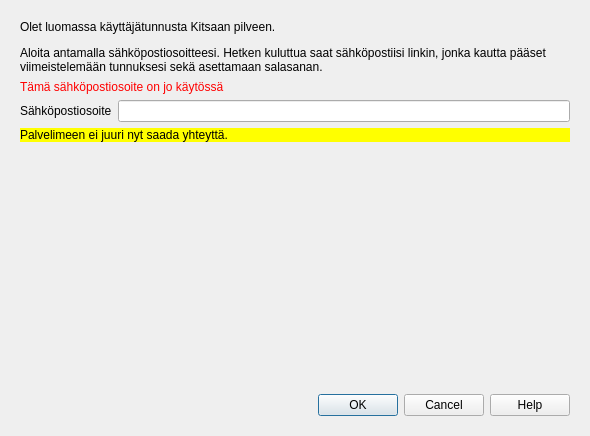
artoh/kitupiikki, file kitsas/aloitussivu/luotunnusdialogi.ui: the form before one commit.
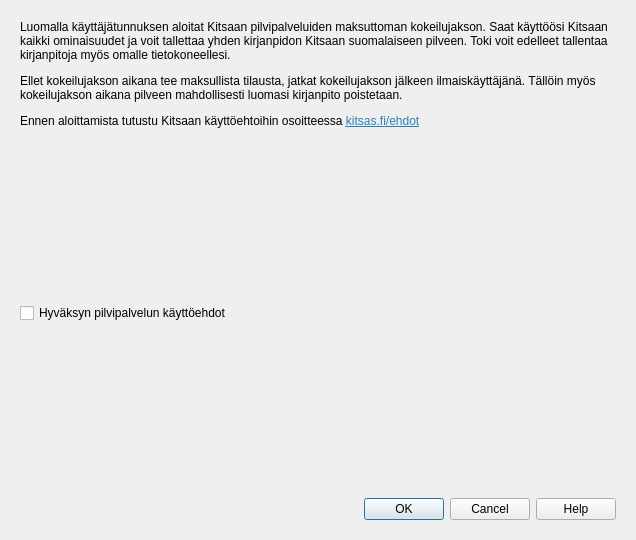
The form after the commit.

```diff
--- a/kitsas/aloitussivu/luotunnusdialogi.ui
+++ b/kitsas/aloitussivu/luotunnusdialogi.ui
@@ -6,8 +6,8 @@
    <rect>
     <x>0</x>
     <y>0</y>
-    <width>590</width>
-    <height>436</height>
+    <width>636</width>
+    <height>540</height>
    </rect>
   </property>
   <property name="windowTitle">
@@ -19,6 +19,63 @@
      <property name="currentIndex">
       <number>0</number>
      </property>
+     <widget class="QWidget" name="page_4">
+      <layout class="QVBoxLayout" name="verticalLayout_5">
+       <item>
+        <widget class="QLabel" name="label_4">
+         <property name="text">
+          <string>&lt;html&gt;&lt;head/&gt;&lt;body&gt;&lt;p&gt;Luomalla käyttäjätunnuksen aloitat Kitsaan pilvipalveluiden maksuttoman kokeilujakson. Saat käyttöösi Kitsaan kaikki ominaisuudet ja voit tallettaa yhden kirjanpidon Kitsaan suomalaiseen pilveen. Toki voit edelleet tallentaa kirjanpitoja myös omalle tietokoneellesi.&lt;/p&gt;&lt;p&gt;Ellet kokeilujakson aikana tee maksullista tilausta, jatkat kokeilujakson jälkeen ilmaiskäyttäjänä. Tällöin myös kokeilujakson aikana pilveen mahdollisesti luomasi kirjanpito poistetaan. &lt;/p&gt;&lt;p&gt;Ennen aloittamista tutustu Kitsaan käyttöehtoihin osoitteessa &lt;a href=&quot;https://kitsas.fi/ehdot&quot;&gt;&lt;span style=&quot; text-decoration: underline; color:#2980b9;&quot;&gt;kitsas.fi/ehdot&lt;/span&gt;&lt;/a&gt;&lt;/p&gt;&lt;/body&gt;&lt;/html&gt;</string>
+         </property>
+         <property name="wordWrap">
+          <bool>true</bool>
+         </property>
+         <property name="openExternalLinks">
+          <bool>true</bool>
+         </property>
+        </widget>
+       </item>
+       <item>
+        <spacer name="verticalSpacer_3">
+         <property name="orientation">
+          <enum>Qt::Vertical</enum>
+         </property>
+         <property name="sizeHint" stdset="0">
+          <size>
+           <width>20</width>
+           <height>8</height>
+          </size>
+         </property>
+        </spacer>
+       </item>
+       <item>
+        <widget class="QCheckBox" name="ehdotCheck">
+         <property name="text">
+          <string>Hyväksyn pilvipalvelun käyttöehdot</string>
+         </property>
+        </widget>
+       </item>
+       <item>
+        <spacer name="verticalSpacer_2">
+         <property name="orientation">
+          <enum>Qt::Vertical</enum>
+         </property>
+         <property name="sizeHint" stdset="0">
+          <size>
+           <width>20</width>
+           <height>9</height>
+          </size>
+         </property>
+        </spacer>
+       </item>
+       <item>
+        <widget class="QDialogButtonBox" name="ehtoBox">
+         <property name="standardButtons">
+          <set>QDialogButtonBox::Cancel|QDialogButtonBox::Help|QDialogButtonBox::Ok</set>
+         </property>
+        </widget>
+       </item>
+      </layout>
+     </widget>
      <widget class="QWidget" name="page">
       <layout class="QVBoxLayout" name="verticalLayout">
        <item>
```
Left out of the diff: 28 changed lines with no effect on the pictures.
